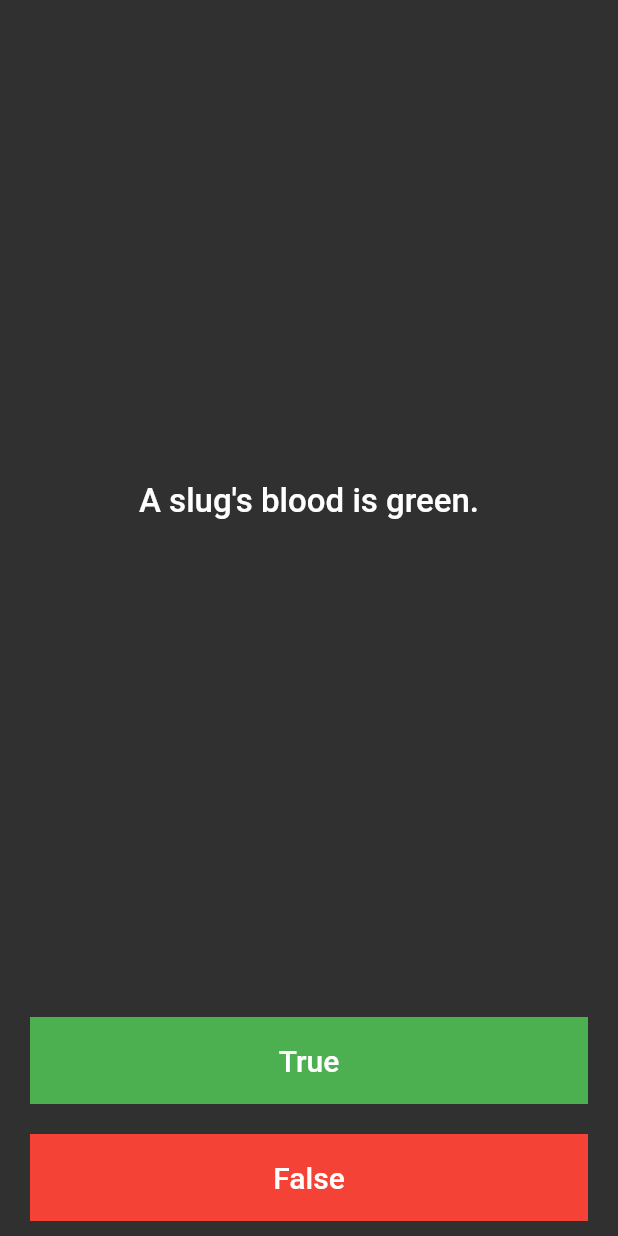
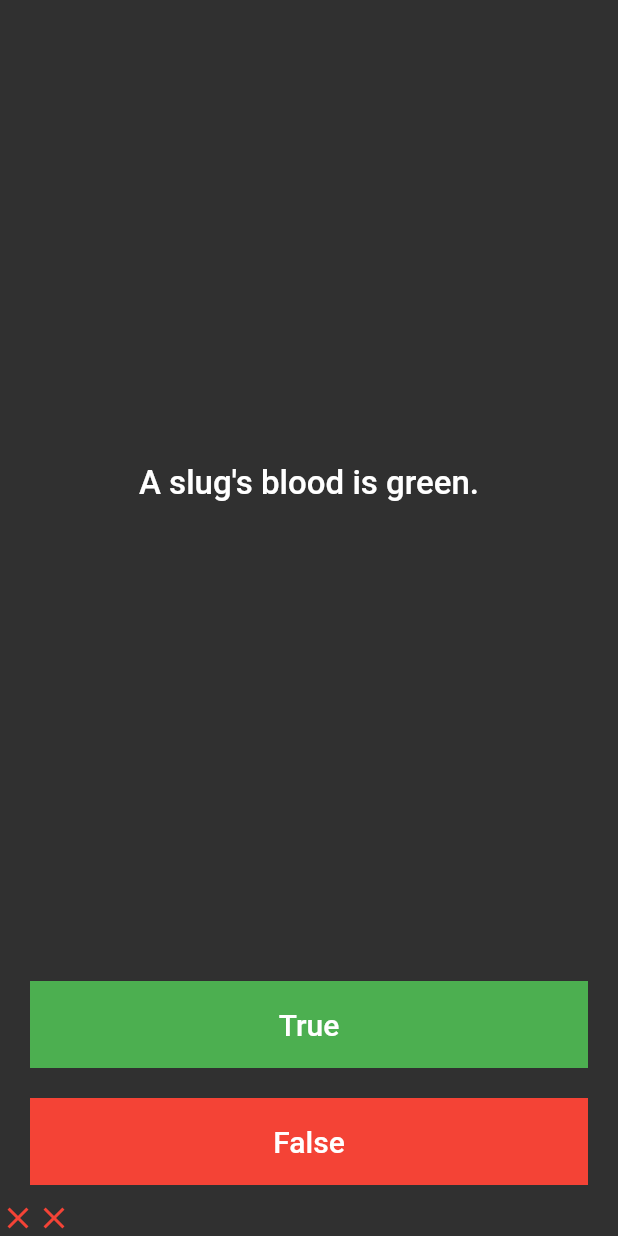
Before and after one commit to itssss-sweta/Quizzler, a Flutter app: the screen it shows after launch, after a tap on "True", after a tap on "False", on a phone screen of 412 x 824 dp. Run offline on Flutter 3.47's test engine with Material 2 defaults, Android fonts, the phone set to English and light mode, and no system bars.

Commit message:
icons at row added

```diff
--- a/lib/main.dart
+++ b/lib/main.dart
@@ -34,6 +34,27 @@ class QuizPage extends StatefulWidget {
 }
 
 class _QuizPageState extends State<QuizPage> {
+  List<Icon> scoreKeeper = [];
+
+  void checkAnswer(bool userPickedAnswer) {
+    bool correctAnswer = quizBrain.getQuestionAnswer();
+
+    setState(() {
+      if (userPickedAnswer == correctAnswer) {
+        scoreKeeper.add(Icon(
+          Icons.check,
+          color: Colors.green,
+        ));
+      } else {
+        scoreKeeper.add(Icon(
+          Icons.close,
+          color: Colors.red,
+        ));
+      }
+      quizBrain.nextQuestion();
+    });
+  }
+
   @override
   Widget build(BuildContext context) {
     return Column(
@@ -60,11 +81,7 @@ class _QuizPageState extends State<QuizPage> {
           color: Colors.green,
           child: TextButton(
             onPressed: () {
-              bool correctAnswer = quizBrain.getQuestionAnswer();
-
-              setState(() {
-                quizBrain.nextQuestion();
-              });
+              checkAnswer(true);
             },
             child: const Text(
               'True',
@@ -78,11 +95,7 @@ class _QuizPageState extends State<QuizPage> {
           color: Colors.red,
           child: TextButton(
             onPressed: () {
-              bool correctAnswer = quizBrain.getQuestionAnswer();
-
-              setState(() {
-                quizBrain.nextQuestion();
-              });
+              checkAnswer(false);
             },
             child: const Text(
               'False',
@@ -90,6 +103,9 @@ class _QuizPageState extends State<QuizPage> {
             ),
           ),
         ),
+        Row(
+          children: scoreKeeper,
+        ),
       ],
     );
   }
--- a/lib/quiz_bran.dart
+++ b/lib/quiz_bran.dart
@@ -46,4 +46,9 @@ class QuizBrain {
   bool getQuestionAnswer() {
     return _questionBank[_questionNumber].questionAnswer;
   }
+
+  // void isFinished() {
+  //   if(_questionNumber < _questionBank.length - 1) {
+
+  // }
 }
--- a/pubspec.yaml
+++ b/pubspec.yaml
@@ -35,6 +35,7 @@ dependencies:
   # The following adds the Cupertino Icons font to your application.
   # Use with the CupertinoIcons class for iOS style icons.
   cupertino_icons: ^1.0.2
+  rflutter_alert : ^2.0.7
 
 dev_dependencies:
   flutter_test:
```
Also changed, not shown: pubspec.lock.
